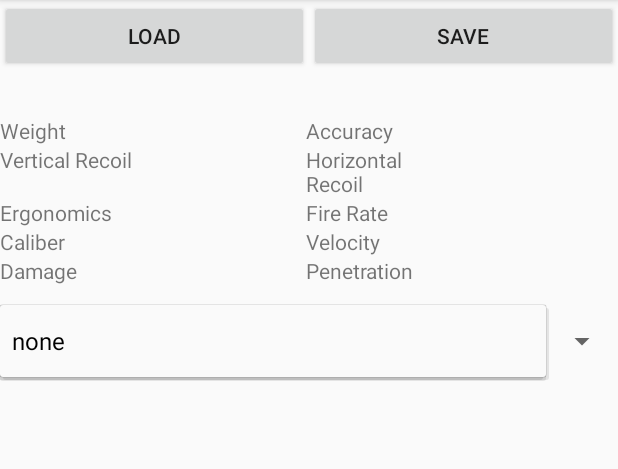
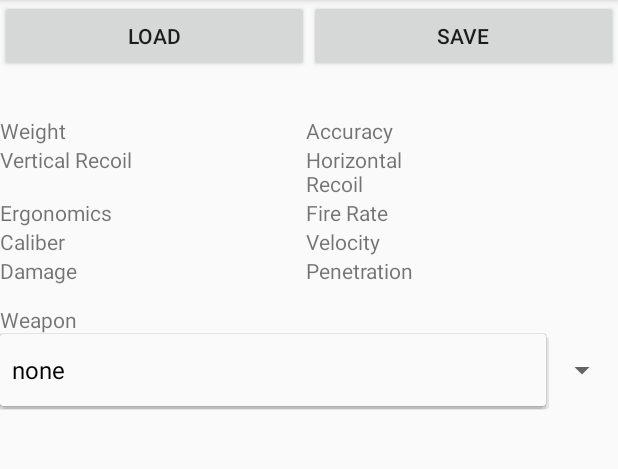
Before and after one commit to RoastedThirdofaMango/CS125-Tarkov-Builder, an Android app: the MainBuild screen opened directly, with no data from a screen before it, after a tap on "none", on a phone screen of 412 x 824 dp, the part 84-553 px from its top. Run offline under Robolectric (Android 15) with nearby library versions, the phone set to English and light mode, and no system bars; 6 statements that could not run were skipped.

```diff
--- a/app/src/main/java/com/example/tarkovbuilder/MainBuild.java
+++ b/app/src/main/java/com/example/tarkovbuilder/MainBuild.java
@@ -3,13 +3,12 @@ package com.example.tarkovbuilder;
 import androidx.appcompat.app.AppCompatActivity;
 
 import android.os.Bundle;
-import android.text.Layout;
 import android.view.View;
+import android.view.ViewGroup;
 import android.widget.AdapterView;
 import android.widget.ArrayAdapter;
 import android.widget.Button;
 import android.widget.LinearLayout;
-import android.widget.ScrollView;
 import android.widget.Space;
 import android.widget.Spinner;
 import android.widget.TextView;
@@ -21,6 +20,7 @@ import com.example.tarkovbuilder.parts.Mod;
 import com.example.tarkovbuilder.parts.Weapon;
 
 import java.util.ArrayList;
+import java.util.HashMap;
 import java.util.List;
 import java.util.Map;
 
@@ -28,16 +28,27 @@ public class MainBuild extends AppCompatActivity implements AdapterView.OnItemSe
     // private String sizeValueText = "";
     private WeaponBuild build;
     private LinearLayout.LayoutParams standard = new LinearLayout.LayoutParams(LinearLayout.LayoutParams.MATCH_PARENT,LinearLayout.LayoutParams.WRAP_CONTENT);
+    private Map<LinearLayout, Node> nodeMap = new HashMap<>();
     private class Node {
         private WeaponBuild.Component component;
         private List<Node> nodes = new ArrayList<>();
-        private Node(Mod part) {
+        private LinearLayout parent;
+        private Node(LinearLayout setParent) {
 
         }
         private void addToNodes(Node toAdd) {
             nodes.add(toAdd);
         }
+        private void destroy(Node toDestroy) {
+            for (Node n : nodes) {
+                destroy(n);
+                nodeMap.remove(n.parent);
             }
+            parent.removeAllViews();
+        }
+
+    }
+    private Node root;
 
     @Override
     protected void onCreate(Bundle savedInstanceState) {
@@ -57,7 +68,7 @@ public class MainBuild extends AppCompatActivity implements AdapterView.OnItemSe
             // build = SaveLoadHandler.load(null);
         });
 
-        LinearLayout hideThis = findViewById(R.id.hideThis);
+        LinearLayout hideThis = findViewById(R.id.rootHlayout);
         hideThis.setVisibility(View.GONE);
 
         Spinner rootSpinner = findViewById(R.id.spinnerRoot);
@@ -119,11 +130,11 @@ public class MainBuild extends AppCompatActivity implements AdapterView.OnItemSe
         // sizeValue.setText(sizeValueText);
 
     }
-    private void addPart(Mod toAdd, Node current) {
-        Node newPart = new Node(toAdd);
+    /*private void addPart(Mod toAdd, Node current) {
+        Node newPart = new Node();
         current.addToNodes(newPart);
         updateStats();
-    }
+    }*/
     public void onItemSelected(AdapterView<?> parent, View view, int position, long id) {
         // Find the text that was selected
         TextView textView = (TextView) view;
@@ -133,11 +144,16 @@ public class MainBuild extends AppCompatActivity implements AdapterView.OnItemSe
         // If this Mod is a weapon, start a new build
         if (mod instanceof Weapon) {
             build = new WeaponBuild((Weapon) mod);
-            updateStats();
         }
+
         // Find the layout holding the spinner that was used
         LinearLayout linearLayoutParent = (LinearLayout) view.getParent().getParent();
-        if (mod != null) {
+        Spinner s = (Spinner) view.getParent();
+        TextView t = (TextView) linearLayoutParent.getChildAt(0);
+        linearLayoutParent.removeAllViews();
+        linearLayoutParent.addView(t);
+        linearLayoutParent.addView(s);
+
         // Retrieve the map of attachment point names to tags of mods that fit
         Map<String, List<String>> attachmentPoints = mod.getAttachmentPoints();
         // Extract a List of only the attachment point names (to iterate over)
@@ -149,10 +165,6 @@ public class MainBuild extends AppCompatActivity implements AdapterView.OnItemSe
                 Spinner spinner = new Spinner(this);
                 spinner.setAdapter(compatible);
                 spinner.setOnItemSelectedListener(this);
-                    // Build the UI component
-                    Space space = new Space(this);
-                    // NOTE: width 100 is exaggerated for testing!
-                    space.setLayoutParams(new LinearLayout.LayoutParams(100, LinearLayout.LayoutParams.MATCH_PARENT));
                 // TextView with the name of the attachment point
                 TextView text = new TextView(this);
                 text.setText(attachmentPoint);
@@ -163,6 +175,10 @@ public class MainBuild extends AppCompatActivity implements AdapterView.OnItemSe
                 layoutV.setOrientation(LinearLayout.VERTICAL);
                 layoutV.addView(text);
                 layoutV.addView(spinner);
+                // Build the UI component
+                Space space = new Space(this);
+                // NOTE: width 100 is exaggerated for testing!
+                space.setLayoutParams(new LinearLayout.LayoutParams(100, LinearLayout.LayoutParams.MATCH_PARENT));
                 // Horizontal layout so that we can add spacing, contains a spacer and the vertical layout with the content
                 LinearLayout layoutH = new LinearLayout(this);
                 layoutH.setOrientation(LinearLayout.HORIZONTAL);
@@ -175,9 +191,6 @@ public class MainBuild extends AppCompatActivity implements AdapterView.OnItemSe
         }
     }
 
-
-    }
-
     @Override
     public void onNothingSelected(AdapterView<?> parent) {
     }
--- a/app/src/main/java/com/example/tarkovbuilder/parts/Mod.java
+++ b/app/src/main/java/com/example/tarkovbuilder/parts/Mod.java
@@ -36,7 +36,7 @@ public class Mod {
     public Mod(JsonObject stats) {
         name = stats.get("name").getAsString();
         if (mods.containsKey(name)) {
-            System.out.println("DEBUG: Duplicate mod detected");
+            System.out.println("DEBUG: Duplicate mod detected" + name);
         }
         mods.put(name, this);
         weight = stats.get("weight").getAsDouble();
--- a/app/src/main/res/layout/activity_main_build.xml
+++ b/app/src/main/res/layout/activity_main_build.xml
@@ -221,6 +221,12 @@
                 android:layout_height="wrap_content"
                 android:orientation="vertical">
 
+                <TextView
+                    android:id="@+id/rootSpinnerName"
+                    android:layout_width="match_parent"
+                    android:layout_height="wrap_content"
+                    android:text="@string/weapon" />
+
                 <Spinner
                     android:id="@+id/spinnerRoot"
                     android:layout_width="match_parent"
@@ -273,12 +279,34 @@
                             </LinearLayout>
                         </LinearLayout>
 
+                    </LinearLayout>
+                </LinearLayout>
+
+                <LinearLayout
+                    android:layout_width="match_parent"
+                    android:layout_height="match_parent"
+                    android:orientation="horizontal"
+                    android:visibility="gone">
+
+                    <Space
+                        android:layout_width="21dp"
+                        android:layout_height="match_parent"
+                        android:layout_weight="1" />
+
+                    <LinearLayout
+                        android:layout_width="match_parent"
+                        android:layout_height="match_parent"
+                        android:layout_weight="1"
+                        android:orientation="vertical">
+
                         <Spinner
                             android:id="@+id/spinner9"
                             android:layout_width="match_parent"
                             android:layout_height="wrap_content" />
                     </LinearLayout>
+
                 </LinearLayout>
+
             </LinearLayout>
         </ScrollView>
 
--- a/app/src/main/res/values/strings.xml
+++ b/app/src/main/res/values/strings.xml
@@ -60,4 +60,5 @@
     <string name="velocity">Velocity</string>
     <string name="damage">Damage</string>
     <string name="pen">Penetration</string>
+    <string name="weapon">Weapon</string>
 </resources>
```
Also changed, not shown: 1 other file. Lines whose indentation alone changed are shown as unchanged.
